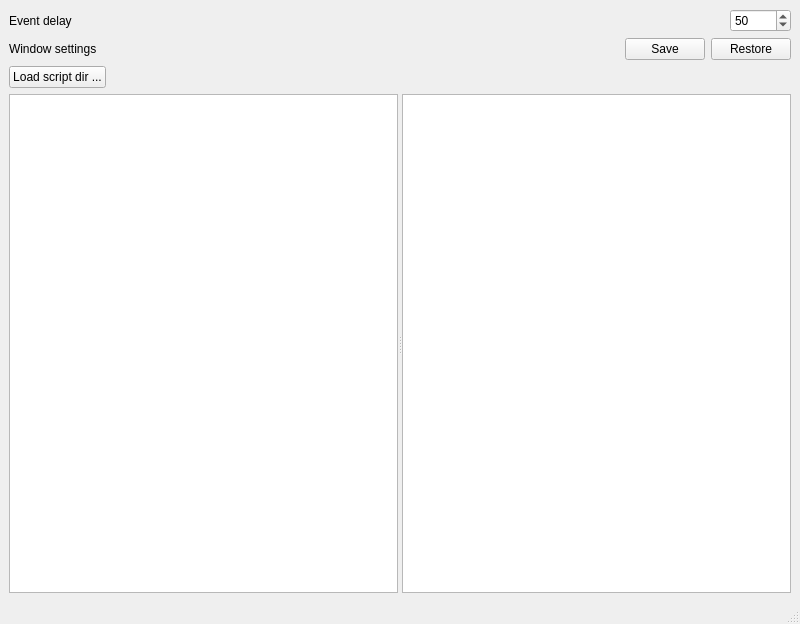
The window that gui/src/MainWindow.ui (troopa81/Qats) describes before a commit, drawn with Qt 5.
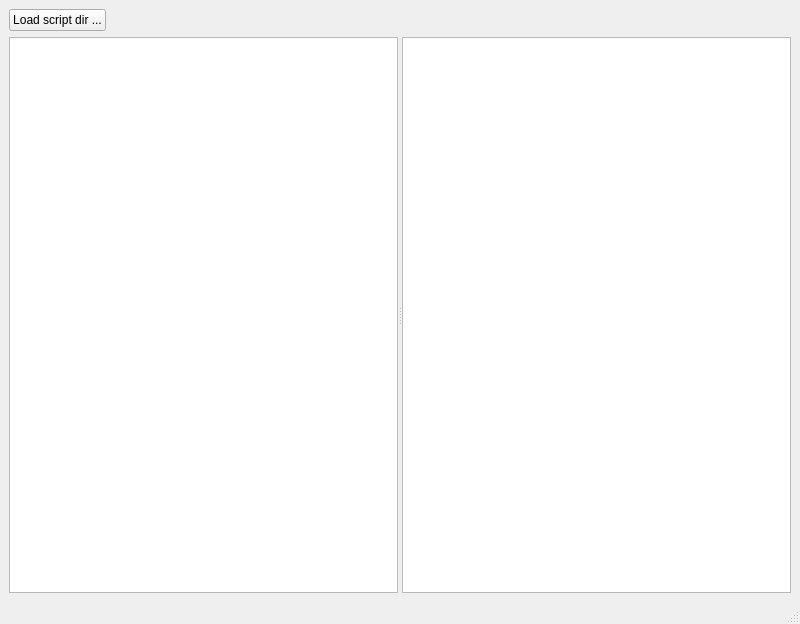
The same window after the commit.

The edit to the form file:
```diff
--- a/gui/src/MainWindow.ui
+++ b/gui/src/MainWindow.ui
@@ -15,78 +15,6 @@
   </property>
   <widget class="QWidget" name="centralwidget">
    <layout class="QVBoxLayout" name="verticalLayout">
-    <item>
-     <layout class="QHBoxLayout" name="horizontalLayout_4">
-      <item>
-       <widget class="QLabel" name="label_4">
-        <property name="text">
-         <string>Event delay</string>
-        </property>
-       </widget>
-      </item>
-      <item>
-       <spacer name="horizontalSpacer_4">
-        <property name="orientation">
-         <enum>Qt::Horizontal</enum>
-        </property>
-        <property name="sizeHint" stdset="0">
-         <size>
-          <width>40</width>
-          <height>20</height>
-         </size>
-        </property>
-       </spacer>
-      </item>
-      <item>
-       <widget class="QSpinBox" name="_delay">
-        <property name="maximum">
-         <number>10000</number>
-        </property>
-        <property name="value">
-         <number>50</number>
-        </property>
-       </widget>
-      </item>
-     </layout>
-    </item>
-    <item>
-     <layout class="QHBoxLayout" name="horizontalLayout_3">
-      <item>
-       <widget class="QLabel" name="label">
-        <property name="text">
-         <string>Window settings</string>
-        </property>
-       </widget>
-      </item>
-      <item>
-       <spacer name="horizontalSpacer_3">
-        <property name="orientation">
-         <enum>Qt::Horizontal</enum>
-        </property>
-        <property name="sizeHint" stdset="0">
-         <size>
-          <width>40</width>
-          <height>20</height>
-         </size>
-        </property>
-       </spacer>
-      </item>
-      <item>
-       <widget class="QPushButton" name="_saveWindow_2">
-        <property name="text">
-         <string>Save</string>
-        </property>
-       </widget>
-      </item>
-      <item>
-       <widget class="QPushButton" name="_restoreWindow_2">
-        <property name="text">
-         <string>Restore</string>
-        </property>
-       </widget>
-      </item>
-     </layout>
-    </item>
     <item>
      <layout class="QHBoxLayout" name="horizontalLayout">
       <item>
```
